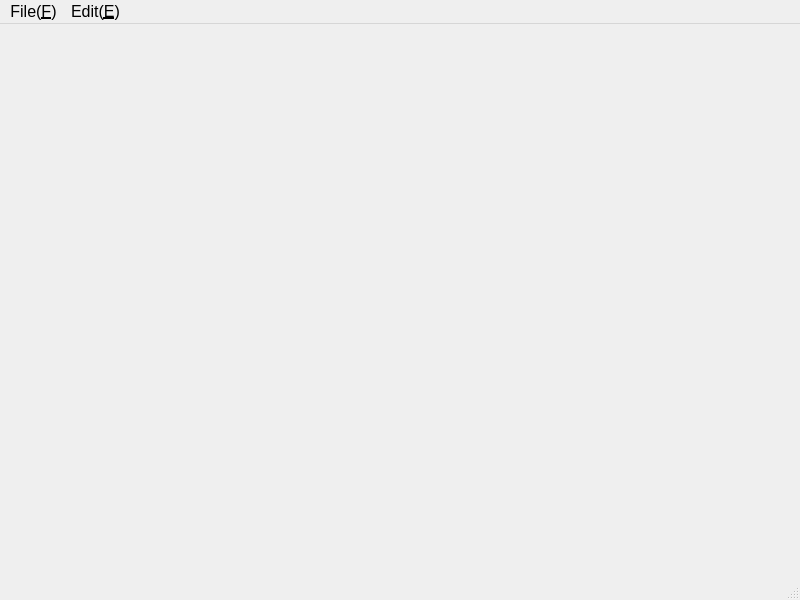
Old version of the form EX/20221206_ap_edit/main_win.ui in the repository garyhsieh15/pyside6.
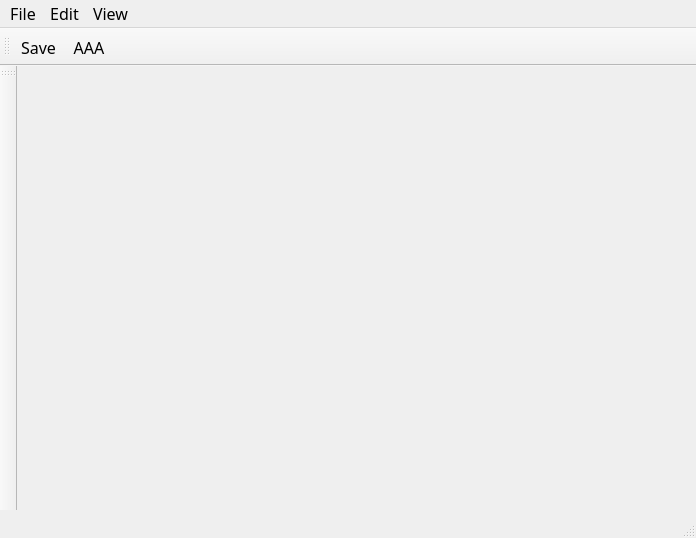
New version of the form. Icons and pictures are not drawn.

Patch:
```diff
--- a/EX/20221206_ap_edit/main_win.ui
+++ b/EX/20221206_ap_edit/main_win.ui
@@ -6,12 +6,13 @@
    <rect>
     <x>0</x>
     <y>0</y>
-    <width>800</width>
-    <height>600</height>
+    <width>696</width>
+    <height>538</height>
    </rect>
   </property>
   <property name="font">
    <font>
+    <family>Agency FB</family>
     <pointsize>12</pointsize>
    </font>
   </property>
@@ -24,8 +25,8 @@
     <rect>
      <x>0</x>
      <y>0</y>
-     <width>800</width>
-     <height>47</height>
+     <width>696</width>
+     <height>29</height>
     </rect>
    </property>
    <property name="font">
@@ -36,11 +37,11 @@
    <widget class="QMenu" name="menuFile_F">
     <property name="font">
      <font>
-      <pointsize>12</pointsize>
+      <pointsize>10</pointsize>
      </font>
     </property>
     <property name="title">
-     <string>File(&amp;F)</string>
+     <string>File</string>
     </property>
     <addaction name="actionNew"/>
     <addaction name="actionOpen"/>
@@ -49,17 +50,52 @@
    <widget class="QMenu" name="menuEdit_E">
     <property name="font">
      <font>
-      <pointsize>12</pointsize>
+      <pointsize>10</pointsize>
      </font>
     </property>
     <property name="title">
-     <string>Edit(&amp;E)</string>
+     <string>Edit</string>
+    </property>
+   </widget>
+   <widget class="QMenu" name="menuView">
+    <property name="font">
+     <font>
+      <pointsize>10</pointsize>
+     </font>
+    </property>
+    <property name="title">
+     <string>View</string>
     </property>
    </widget>
    <addaction name="menuFile_F"/>
    <addaction name="menuEdit_E"/>
+   <addaction name="menuView"/>
   </widget>
   <widget class="QStatusBar" name="statusbar"/>
+  <widget class="QToolBar" name="toolBar">
+   <property name="windowTitle">
+    <string>toolBar</string>
+   </property>
+   <attribute name="toolBarArea">
+    <enum>TopToolBarArea</enum>
+   </attribute>
+   <attribute name="toolBarBreak">
+    <bool>false</bool>
+   </attribute>
+   <addaction name="actionSave"/>
+   <addaction name="actionAAA"/>
+  </widget>
+  <widget class="QToolBar" name="toolBar_2">
+   <property name="windowTitle">
+    <string>toolBar_2</string>
+   </property>
+   <attribute name="toolBarArea">
+    <enum>LeftToolBarArea</enum>
+   </attribute>
+   <attribute name="toolBarBreak">
+    <bool>false</bool>
+   </attribute>
+  </widget>
   <action name="actionNew">
    <property name="text">
     <string>New</string>
@@ -105,7 +141,34 @@
     </font>
    </property>
    <property name="shortcut">
-    <string>Ctrl+Shift+E</string>
+    <string>Alt+C</string>
+   </property>
+  </action>
+  <action name="actionSave">
+   <property name="icon">
+    <iconset resource="apprcc.qrc">
+     <normaloff>:/pic/images/Devices (4).png</normaloff>:/pic/images/Devices (4).png</iconset>
+   </property>
+   <property name="text">
+    <string>Save</string>
+   </property>
+   <property name="toolTip">
+    <string>Save</string>
+   </property>
+   <property name="shortcut">
+    <string>Ctrl+S</string>
+   </property>
+  </action>
+  <action name="actionAAA">
+   <property name="icon">
+    <iconset resource="test.qrc">
+     <normaloff>:/pic_test/images_test/cartoon1.ico</normaloff>:/pic_test/images_test/cartoon1.ico</iconset>
+   </property>
+   <property name="text">
+    <string>AAA</string>
+   </property>
+   <property name="toolTip">
+    <string>AAA</string>
    </property>
   </action>
  </widget>
```
Left out of the diff: 19 changed lines with no effect on the pictures.
